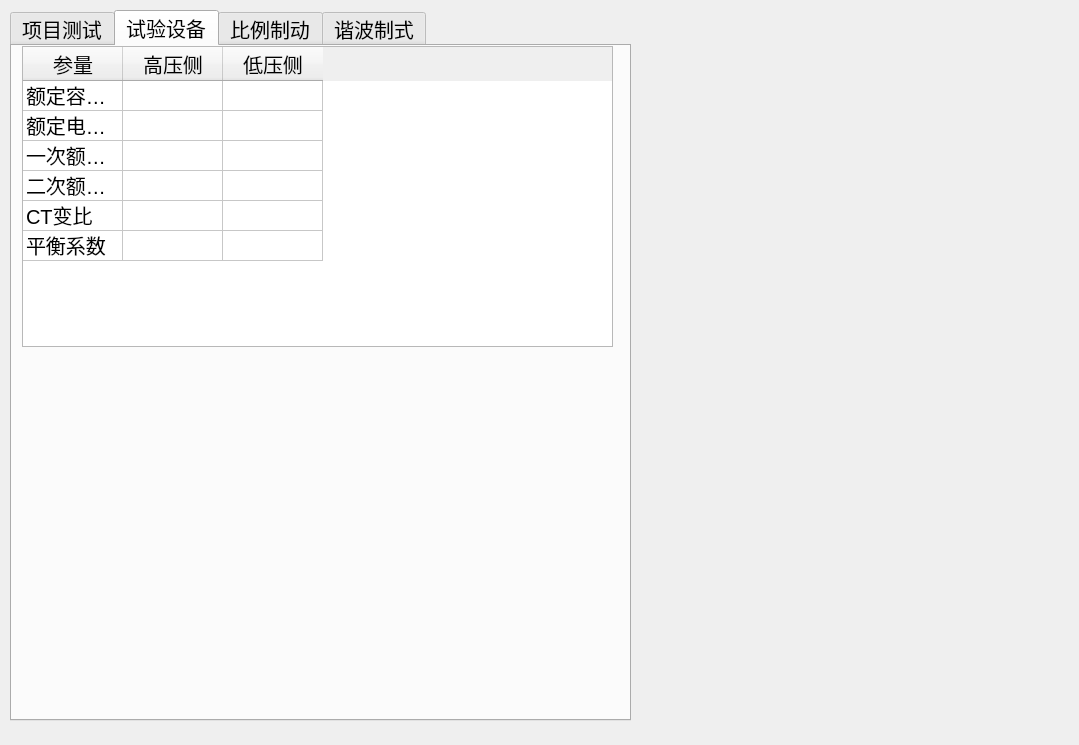
Old version of the form energy/ui/test15/ui_015.ui in the repository AgueroZzz/Electric-energy-detection.
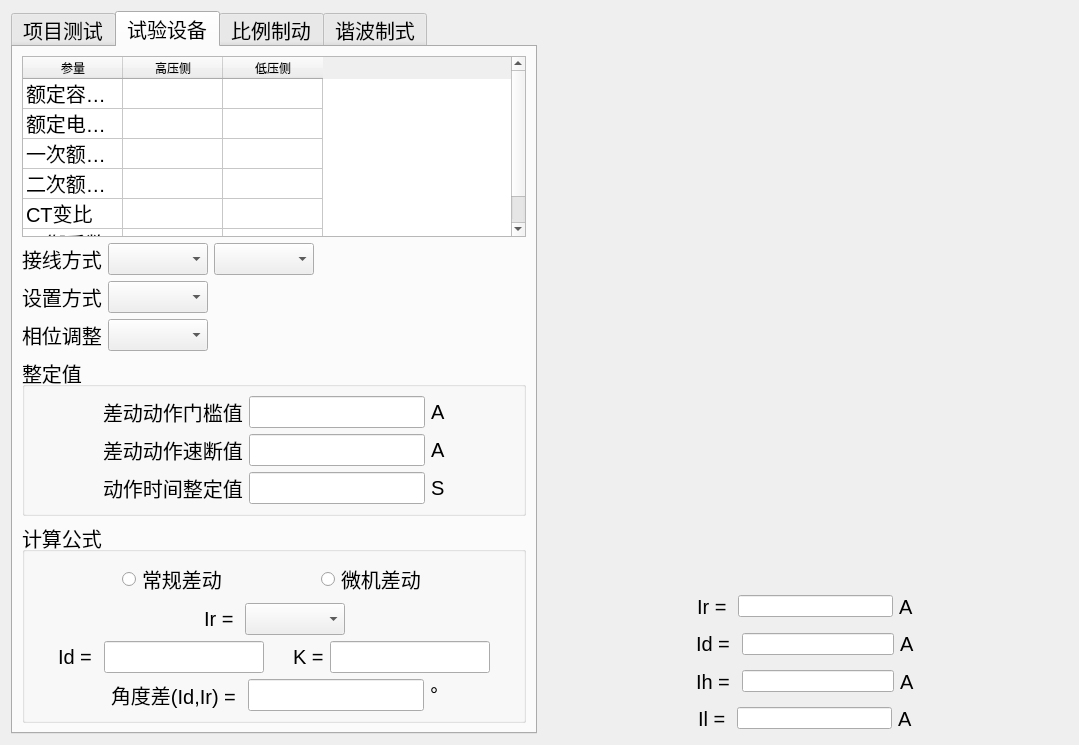
New version of the form.

Diff of the .ui file:
```diff
--- a/energy/ui/test15/ui_015.ui
+++ b/energy/ui/test15/ui_015.ui
@@ -13,15 +13,9 @@
   <property name="windowTitle">
    <string>Form</string>
   </property>
+  <layout class="QHBoxLayout" name="horizontalLayout_23" stretch="1,1">
+   <item>
   <widget class="QTabWidget" name="tabWidget">
-   <property name="geometry">
-    <rect>
-     <x>10</x>
-     <y>10</y>
-     <width>621</width>
-     <height>711</height>
-    </rect>
-   </property>
    <property name="font">
     <font>
      <pointsize>15</pointsize>
@@ -271,15 +265,9 @@
     <attribute name="title">
      <string>试验设备</string>
     </attribute>
-    <widget class="QTableWidget" name="tableWidget">
-     <property name="geometry">
-      <rect>
-       <x>10</x>
-       <y>0</y>
-       <width>591</width>
-       <height>301</height>
-      </rect>
-     </property>
+      <layout class="QVBoxLayout" name="verticalLayout_9">
+       <item>
+        <widget class="QTableWidget" name="tb_sysb_1">
      <property name="rowCount">
       <number>6</number>
      </property>
@@ -338,6 +326,462 @@
       </property>
      </item>
     </widget>
+       </item>
+       <item>
+        <layout class="QVBoxLayout" name="verticalLayout_6">
+         <item>
+          <layout class="QHBoxLayout" name="horizontalLayout_5">
+           <item>
+            <widget class="QLabel" name="label_6">
+             <property name="text">
+              <string>接线方式</string>
+             </property>
+            </widget>
+           </item>
+           <item>
+            <widget class="QComboBox" name="comboBox"/>
+           </item>
+           <item>
+            <widget class="QComboBox" name="comboBox_2"/>
+           </item>
+           <item>
+            <spacer name="horizontalSpacer_9">
+             <property name="orientation">
+              <enum>Qt::Horizontal</enum>
+             </property>
+             <property name="sizeHint" stdset="0">
+              <size>
+               <width>40</width>
+               <height>20</height>
+              </size>
+             </property>
+            </spacer>
+           </item>
+          </layout>
+         </item>
+         <item>
+          <layout class="QHBoxLayout" name="horizontalLayout_6">
+           <item>
+            <widget class="QLabel" name="label_7">
+             <property name="text">
+              <string>设置方式</string>
+             </property>
+            </widget>
+           </item>
+           <item>
+            <widget class="QComboBox" name="comboBox_3"/>
+           </item>
+           <item>
+            <spacer name="horizontalSpacer_7">
+             <property name="orientation">
+              <enum>Qt::Horizontal</enum>
+             </property>
+             <property name="sizeHint" stdset="0">
+              <size>
+               <width>40</width>
+               <height>20</height>
+              </size>
+             </property>
+            </spacer>
+           </item>
+          </layout>
+         </item>
+         <item>
+          <layout class="QHBoxLayout" name="horizontalLayout_7">
+           <item>
+            <widget class="QLabel" name="label_8">
+             <property name="text">
+              <string>相位调整</string>
+             </property>
+            </widget>
+           </item>
+           <item>
+            <widget class="QComboBox" name="comboBox_4"/>
+           </item>
+           <item>
+            <spacer name="horizontalSpacer_8">
+             <property name="orientation">
+              <enum>Qt::Horizontal</enum>
+             </property>
+             <property name="sizeHint" stdset="0">
+              <size>
+               <width>40</width>
+               <height>20</height>
+              </size>
+             </property>
+            </spacer>
+           </item>
+          </layout>
+         </item>
+        </layout>
+       </item>
+       <item>
+        <widget class="QGroupBox" name="groupBox_5">
+         <property name="title">
+          <string>整定值</string>
+         </property>
+         <layout class="QVBoxLayout" name="verticalLayout_7">
+          <item>
+           <layout class="QHBoxLayout" name="horizontalLayout_8">
+            <item>
+             <spacer name="horizontalSpacer_10">
+              <property name="orientation">
+               <enum>Qt::Horizontal</enum>
+              </property>
+              <property name="sizeHint" stdset="0">
+               <size>
+                <width>40</width>
+                <height>20</height>
+               </size>
+              </property>
+             </spacer>
+            </item>
+            <item>
+             <widget class="QLabel" name="label_9">
+              <property name="text">
+               <string>差动动作门槛值</string>
+              </property>
+             </widget>
+            </item>
+            <item>
+             <widget class="QLineEdit" name="lineEdit_4"/>
+            </item>
+            <item>
+             <widget class="QLabel" name="label_10">
+              <property name="text">
+               <string>A</string>
+              </property>
+             </widget>
+            </item>
+            <item>
+             <spacer name="horizontalSpacer_11">
+              <property name="orientation">
+               <enum>Qt::Horizontal</enum>
+              </property>
+              <property name="sizeHint" stdset="0">
+               <size>
+                <width>40</width>
+                <height>20</height>
+               </size>
+              </property>
+             </spacer>
+            </item>
+           </layout>
+          </item>
+          <item>
+           <layout class="QHBoxLayout" name="horizontalLayout_9">
+            <item>
+             <spacer name="horizontalSpacer_12">
+              <property name="orientation">
+               <enum>Qt::Horizontal</enum>
+              </property>
+              <property name="sizeHint" stdset="0">
+               <size>
+                <width>40</width>
+                <height>20</height>
+               </size>
+              </property>
+             </spacer>
+            </item>
+            <item>
+             <widget class="QLabel" name="label_11">
+              <property name="text">
+               <string>差动动作速断值</string>
+              </property>
+             </widget>
+            </item>
+            <item>
+             <widget class="QLineEdit" name="lineEdit_5"/>
+            </item>
+            <item>
+             <widget class="QLabel" name="label_12">
+              <property name="text">
+               <string>A</string>
+              </property>
+             </widget>
+            </item>
+            <item>
+             <spacer name="horizontalSpacer_13">
+              <property name="orientation">
+               <enum>Qt::Horizontal</enum>
+              </property>
+              <property name="sizeHint" stdset="0">
+               <size>
+                <width>40</width>
+                <height>20</height>
+               </size>
+              </property>
+             </spacer>
+            </item>
+           </layout>
+          </item>
+          <item>
+           <layout class="QHBoxLayout" name="horizontalLayout_10">
+            <item>
+             <spacer name="horizontalSpacer_14">
+              <property name="orientation">
+               <enum>Qt::Horizontal</enum>
+              </property>
+              <property name="sizeHint" stdset="0">
+               <size>
+                <width>40</width>
+                <height>20</height>
+               </size>
+              </property>
+             </spacer>
+            </item>
+            <item>
+             <widget class="QLabel" name="label_13">
+              <property name="text">
+               <string>动作时间整定值</string>
+              </property>
+             </widget>
+            </item>
+            <item>
+             <widget class="QLineEdit" name="lineEdit_6"/>
+            </item>
+            <item>
+             <widget class="QLabel" name="label_14">
+              <property name="text">
+               <string>S</string>
+              </property>
+             </widget>
+            </item>
+            <item>
+             <spacer name="horizontalSpacer_15">
+              <property name="orientation">
+               <enum>Qt::Horizontal</enum>
+              </property>
+              <property name="sizeHint" stdset="0">
+               <size>
+                <width>40</width>
+                <height>20</height>
+               </size>
+              </property>
+             </spacer>
+            </item>
+           </layout>
+          </item>
+         </layout>
+        </widget>
+       </item>
+       <item>
+        <widget class="QGroupBox" name="groupBox_6">
+         <property name="title">
+          <string>计算公式</string>
+         </property>
+         <layout class="QVBoxLayout" name="verticalLayout_8">
+          <item>
+           <layout class="QHBoxLayout" name="horizontalLayout_11">
+            <item>
+             <spacer name="horizontalSpacer_17">
+              <property name="orientation">
+               <enum>Qt::Horizontal</enum>
+              </property>
+              <property name="sizeHint" stdset="0">
+               <size>
+                <width>40</width>
+                <height>20</height>
+               </size>
+              </property>
+             </spacer>
+            </item>
+            <item>
+             <widget class="QRadioButton" name="radioButton_9">
+              <property name="text">
+               <string>常规差动</string>
+              </property>
+             </widget>
+            </item>
+            <item>
+             <spacer name="horizontalSpacer_19">
+              <property name="orientation">
+               <enum>Qt::Horizontal</enum>
+              </property>
+              <property name="sizeHint" stdset="0">
+               <size>
+                <width>40</width>
+                <height>20</height>
+               </size>
+              </property>
+             </spacer>
+            </item>
+            <item>
+             <widget class="QRadioButton" name="radioButton_10">
+              <property name="text">
+               <string>微机差动</string>
+              </property>
+             </widget>
+            </item>
+            <item>
+             <spacer name="horizontalSpacer_18">
+              <property name="orientation">
+               <enum>Qt::Horizontal</enum>
+              </property>
+              <property name="sizeHint" stdset="0">
+               <size>
+                <width>40</width>
+                <height>20</height>
+               </size>
+              </property>
+             </spacer>
+            </item>
+           </layout>
+          </item>
+          <item>
+           <layout class="QHBoxLayout" name="horizontalLayout_12">
+            <item>
+             <spacer name="horizontalSpacer_20">
+              <property name="orientation">
+               <enum>Qt::Horizontal</enum>
+              </property>
+              <property name="sizeHint" stdset="0">
+               <size>
+                <width>40</width>
+                <height>20</height>
+               </size>
+              </property>
+             </spacer>
+            </item>
+            <item>
+             <widget class="QLabel" name="label_15">
+              <property name="text">
+               <string>Ir = </string>
+              </property>
+             </widget>
+            </item>
+            <item>
+             <widget class="QComboBox" name="comboBox_5"/>
+            </item>
+            <item>
+             <spacer name="horizontalSpacer_21">
+              <property name="orientation">
+               <enum>Qt::Horizontal</enum>
+              </property>
+              <property name="sizeHint" stdset="0">
+               <size>
+                <width>40</width>
+                <height>20</height>
+               </size>
+              </property>
+             </spacer>
+            </item>
+           </layout>
+          </item>
+          <item>
+           <layout class="QHBoxLayout" name="horizontalLayout_13">
+            <item>
+             <spacer name="horizontalSpacer_22">
+              <property name="orientation">
+               <enum>Qt::Horizontal</enum>
+              </property>
+              <property name="sizeHint" stdset="0">
+               <size>
+                <width>40</width>
+                <height>20</height>
+               </size>
+              </property>
+             </spacer>
+            </item>
+            <item>
+             <widget class="QLabel" name="label_16">
+              <property name="text">
+               <string>Id = </string>
+              </property>
+             </widget>
+            </item>
+            <item>
+             <widget class="QLineEdit" name="lineEdit_7"/>
+            </item>
+            <item>
+             <spacer name="horizontalSpacer_16">
+              <property name="orientation">
+               <enum>Qt::Horizontal</enum>
+              </property>
+              <property name="sizeHint" stdset="0">
+               <size>
+                <width>40</width>
+                <height>20</height>
+               </size>
+              </property>
+             </spacer>
+            </item>
+            <item>
+             <widget class="QLabel" name="label_17">
+              <property name="text">
+               <string>K =</string>
+              </property>
+             </widget>
+            </item>
+            <item>
+             <widget class="QLineEdit" name="lineEdit_8"/>
+            </item>
+            <item>
+             <spacer name="horizontalSpacer_23">
+              <property name="orientation">
+               <enum>Qt::Horizontal</enum>
+              </property>
+              <property name="sizeHint" stdset="0">
+               <size>
+                <width>40</width>
+                <height>20</height>
+               </size>
+              </property>
+             </spacer>
+            </item>
+           </layout>
+          </item>
+          <item>
+           <layout class="QHBoxLayout" name="horizontalLayout_14">
+            <item>
+             <spacer name="horizontalSpacer_24">
+              <property name="orientation">
+               <enum>Qt::Horizontal</enum>
+              </property>
+              <property name="sizeHint" stdset="0">
+               <size>
+                <width>40</width>
+                <height>20</height>
+               </size>
+              </property>
+             </spacer>
+            </item>
+            <item>
+             <widget class="QLabel" name="label_18">
+              <property name="text">
+               <string>角度差(Id,Ir) = </string>
+              </property>
+             </widget>
+            </item>
+            <item>
+             <widget class="QLineEdit" name="lineEdit_9"/>
+            </item>
+            <item>
+             <widget class="QLabel" name="label_19">
+              <property name="text">
+               <string>°</string>
+              </property>
+             </widget>
+            </item>
+            <item>
+             <spacer name="horizontalSpacer_25">
+              <property name="orientation">
+               <enum>Qt::Horizontal</enum>
+              </property>
+              <property name="sizeHint" stdset="0">
+               <size>
+                <width>40</width>
+                <height>20</height>
+               </size>
+              </property>
+             </spacer>
+            </item>
+           </layout>
+          </item>
+         </layout>
+        </widget>
+       </item>
+      </layout>
    </widget>
    <widget class="QWidget" name="tab_blzd">
     <attribute name="title">
@@ -350,6 +794,247 @@
     </attribute>
    </widget>
   </widget>
+   </item>
+   <item>
+    <layout class="QVBoxLayout" name="verticalLayout_15" stretch="4,1">
+     <item>
+      <widget class="QWidget" name="widget" native="true"/>
+     </item>
+     <item>
+      <layout class="QVBoxLayout" name="verticalLayout_14">
+       <item>
+        <layout class="QHBoxLayout" name="horizontalLayout_19">
+         <item>
+          <spacer name="horizontalSpacer_37">
+           <property name="orientation">
+            <enum>Qt::Horizontal</enum>
+           </property>
+           <property name="sizeHint" stdset="0">
+            <size>
+             <width>40</width>
+             <height>20</height>
+            </size>
+           </property>
+          </spacer>
+         </item>
+         <item>
+          <widget class="QLabel" name="label_24">
+           <property name="font">
+            <font>
+             <pointsize>15</pointsize>
+            </font>
+           </property>
+           <property name="text">
+            <string>Ir = </string>
+           </property>
+          </widget>
+         </item>
+         <item>
+          <widget class="QLineEdit" name="lineEdit_18"/>
+         </item>
+         <item>
+          <widget class="QLabel" name="label_25">
+           <property name="font">
+            <font>
+             <pointsize>15</pointsize>
+            </font>
+           </property>
+           <property name="text">
+            <string>A</string>
+           </property>
+          </widget>
+         </item>
+         <item>
+          <spacer name="horizontalSpacer_33">
+           <property name="orientation">
+            <enum>Qt::Horizontal</enum>
+           </property>
+           <property name="sizeHint" stdset="0">
+            <size>
+             <width>40</width>
+             <height>20</height>
+            </size>
+           </property>
+          </spacer>
+         </item>
+        </layout>
+       </item>
+       <item>
+        <layout class="QHBoxLayout" name="horizontalLayout_20">
+         <item>
+          <spacer name="horizontalSpacer_38">
+           <property name="orientation">
+            <enum>Qt::Horizontal</enum>
+           </property>
+           <property name="sizeHint" stdset="0">
+            <size>
+             <width>40</width>
+             <height>20</height>
+            </size>
+           </property>
+          </spacer>
+         </item>
+         <item>
+          <widget class="QLabel" name="label_26">
+           <property name="font">
+            <font>
+             <pointsize>15</pointsize>
+            </font>
+           </property>
+           <property name="text">
+            <string>Id = </string>
+           </property>
+          </widget>
+         </item>
+         <item>
+          <widget class="QLineEdit" name="lineEdit_19"/>
+         </item>
+         <item>
+          <widget class="QLabel" name="label_27">
+           <property name="font">
+            <font>
+             <pointsize>15</pointsize>
+            </font>
+           </property>
+           <property name="text">
+            <string>A</string>
+           </property>
+          </widget>
+         </item>
+         <item>
+          <spacer name="horizontalSpacer_34">
+           <property name="orientation">
+            <enum>Qt::Horizontal</enum>
+           </property>
+           <property name="sizeHint" stdset="0">
+            <size>
+             <width>40</width>
+             <height>20</height>
+            </size>
+           </property>
+          </spacer>
+         </item>
+        </layout>
+       </item>
+       <item>
+        <layout class="QHBoxLayout" name="horizontalLayout_21">
+         <item>
+          <spacer name="horizontalSpacer_39">
+           <property name="orientation">
+            <enum>Qt::Horizontal</enum>
+           </property>
+           <property name="sizeHint" stdset="0">
+            <size>
+             <width>40</width>
+             <height>20</height>
+            </size>
+           </property>
+          </spacer>
+         </item>
+         <item>
+          <widget class="QLabel" name="label_28">
+           <property name="font">
+            <font>
+             <pointsize>15</pointsize>
+            </font>
+           </property>
+           <property name="text">
+            <string>Ih = </string>
+           </property>
+          </widget>
+         </item>
+         <item>
+          <widget class="QLineEdit" name="lineEdit_20"/>
+         </item>
+         <item>
+          <widget class="QLabel" name="label_29">
+           <property name="font">
+            <font>
+             <pointsize>15</pointsize>
+            </font>
+           </property>
+           <property name="text">
+            <string>A</string>
+           </property>
+          </widget>
+         </item>
+         <item>
+          <spacer name="horizontalSpacer_35">
+           <property name="orientation">
+            <enum>Qt::Horizontal</enum>
+           </property>
+           <property name="sizeHint" stdset="0">
+            <size>
+             <width>40</width>
+             <height>20</height>
+            </size>
+           </property>
+          </spacer>
+         </item>
+        </layout>
+       </item>
+       <item>
+        <layout class="QHBoxLayout" name="horizontalLayout_22">
+         <item>
+          <spacer name="horizontalSpacer_40">
+           <property name="orientation">
+            <enum>Qt::Horizontal</enum>
+           </property>
+           <property name="sizeHint" stdset="0">
+            <size>
+             <width>40</width>
+             <height>20</height>
+            </size>
+           </property>
+          </spacer>
+         </item>
+         <item>
+          <widget class="QLabel" name="label_30">
+           <property name="font">
+            <font>
+             <pointsize>15</pointsize>
+            </font>
+           </property>
+           <property name="text">
+            <string>Il = </string>
+           </property>
+          </widget>
+         </item>
+         <item>
+          <widget class="QLineEdit" name="lineEdit_21"/>
+         </item>
+         <item>
+          <widget class="QLabel" name="label_31">
+           <property name="font">
+            <font>
+             <pointsize>15</pointsize>
+            </font>
+           </property>
+           <property name="text">
+            <string>A</string>
+           </property>
+          </widget>
+         </item>
+         <item>
+          <spacer name="horizontalSpacer_36">
+           <property name="orientation">
+            <enum>Qt::Horizontal</enum>
+           </property>
+           <property name="sizeHint" stdset="0">
+            <size>
+             <width>40</width>
+             <height>20</height>
+            </size>
+           </property>
+          </spacer>
+         </item>
+        </layout>
+       </item>
+      </layout>
+     </item>
+    </layout>
+   </item>
+  </layout>
  </widget>
  <resources/>
  <connections/>
```
Left out of the diff: 355 changed lines with no effect on the pictures. Lines whose indentation alone changed are shown as unchanged.
